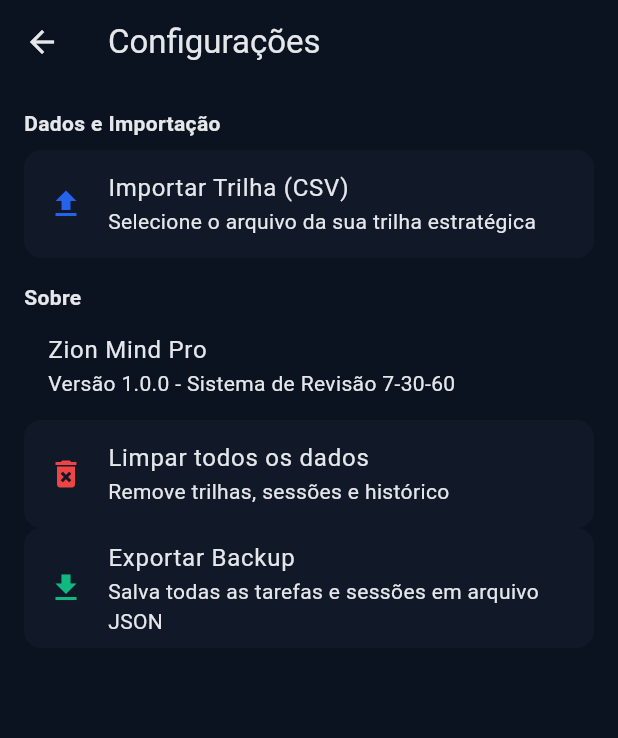
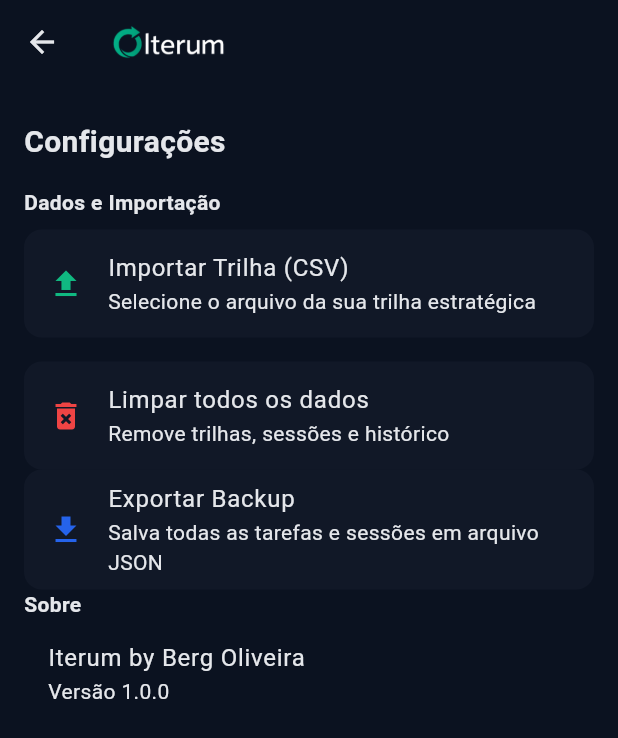
Before and after one commit to Eudberg/zion_mind_pro, a Flutter app: the screen it shows after launch, after a tap on the "settings" icon, on a phone screen of 412 x 824 dp. Shown: the top 738 px of the screen. Run offline on Flutter 3.47's test engine with Material 3 defaults, Android fonts, the phone set to English and light mode, and no system bars; our stand-ins replace csv, file_picker, percent_indicator, shared_preferences, sqflite; accounts and stored records are empty.

Commit message:
logo e nome adicionados

```diff
--- a/lib/main.dart
+++ b/lib/main.dart
@@ -1,5 +1,6 @@
 import 'package:flutter/material.dart';
 import 'package:provider/provider.dart';
+
 import 'screens/tela_inicial.dart';
 import 'controllers/trilha_controller.dart';
 import 'controllers/estudo_controller.dart';
@@ -9,10 +10,7 @@
   runApp(
     MultiProvider(
       providers: [
-        // Provedor do controlador antigo
         ChangeNotifierProvider(create: (_) => EstudoController()),
-
-        // Provedor central da Trilha Estratégica (Lógica)
         ChangeNotifierProvider(create: (_) => TrilhaController()),
       ],
       child: const MyApp(),
@@ -26,10 +24,9 @@
   @override
   Widget build(BuildContext context) {
     return MaterialApp(
-      title: 'Zion Mind Pro',
+      title: 'Iterum',
       debugShowCheckedModeBanner: false,
       theme: AppTheme.midnightBlueEmerald,
-      // Apontando corretamente para a classe de interface (UI)
       home: const TelaInicial(),
     );
   }
--- a/lib/screens/tela_configuracoes.dart
+++ b/lib/screens/tela_configuracoes.dart
@@ -1,8 +1,12 @@
 import 'package:flutter/material.dart';
 import 'package:provider/provider.dart';
 import 'package:file_picker/file_picker.dart';
+
 import '../controllers/trilha_controller.dart';
 import '../services/backup_service.dart';
+
+// NOVO:
+import '../widgets/iterum_title.dart';
 
 class TelaConfiguracoes extends StatelessWidget {
   const TelaConfiguracoes({super.key});
@@ -10,13 +14,29 @@
   @override
   Widget build(BuildContext context) {
     return Scaffold(
-      appBar: AppBar(title: const Text("Configurações")),
+      appBar: AppBar(
+        title: Image.asset(
+          'assets/branding/iterum_logo.png',
+          height: 28,
+          fit: BoxFit.contain,
+        ),
+      ),
       body: ListView(
         padding: const EdgeInsets.all(16),
         children: [
+          const SizedBox(height: 8),
+          const Text(
+            "Configurações",
+            style: TextStyle(fontSize: 20, fontWeight: FontWeight.bold),
+          ),
+          const SizedBox(height: 16),
+
           Text(
             "Dados e Importação",
-            style: TextStyle(color: Theme.of(context).colorScheme.onSurfaceVariant, fontWeight: FontWeight.bold),
+            style: TextStyle(
+              color: Theme.of(context).colorScheme.onSurfaceVariant,
+              fontWeight: FontWeight.bold,
+            ),
           ),
           const SizedBox(height: 8),
           ListTile(
@@ -24,7 +44,10 @@
             shape: RoundedRectangleBorder(
               borderRadius: BorderRadius.circular(12),
             ),
-            leading: Icon(Icons.file_upload, color: Theme.of(context).colorScheme.primary),
+            leading: Icon(
+              Icons.file_upload,
+              color: Theme.of(context).colorScheme.primary,
+            ),
             title: const Text("Importar Trilha (CSV)"),
             subtitle: const Text(
               "Selecione o arquivo da sua trilha estratégica",
@@ -54,20 +77,18 @@
             },
           ),
           const SizedBox(height: 16),
-          Text(
-            "Sobre",
-            style: TextStyle(color: Theme.of(context).colorScheme.onSurfaceVariant, fontWeight: FontWeight.bold),
-          ),
-          const ListTile(
-            title: Text("Zion Mind Pro"),
-            subtitle: Text("Versão 1.0.0 - Sistema de Revisão 7-30-60"),
-          ),
+
+
+
           ListTile(
             tileColor: Theme.of(context).colorScheme.surface,
             shape: RoundedRectangleBorder(
               borderRadius: BorderRadius.circular(12),
             ),
-            leading: Icon(Icons.delete_forever, color: Theme.of(context).colorScheme.error),
+            leading: Icon(
+              Icons.delete_forever,
+              color: Theme.of(context).colorScheme.error,
+            ),
             title: const Text("Limpar todos os dados"),
             subtitle: const Text("Remove trilhas, sessões e histórico"),
             onTap: () async {
@@ -102,12 +123,16 @@
               }
             },
           ),
+
           ListTile(
             tileColor: Theme.of(context).colorScheme.surface,
             shape: RoundedRectangleBorder(
               borderRadius: BorderRadius.circular(12),
             ),
-            leading: Icon(Icons.download, color: Theme.of(context).colorScheme.secondary),
+            leading: Icon(
+              Icons.download,
+              color: Theme.of(context).colorScheme.secondary,
+            ),
             title: const Text("Exportar Backup"),
             subtitle: const Text(
               "Salva todas as tarefas e sessões em arquivo JSON",
@@ -123,6 +148,17 @@
               }
             },
           ),
+          Text(
+            "Sobre",
+            style: TextStyle(
+              color: Theme.of(context).colorScheme.onSurfaceVariant,
+              fontWeight: FontWeight.bold,
+            ),
+          ),
+          const ListTile(
+            title: Text("Iterum by Berg Oliveira"),
+            subtitle: Text("Versão 1.0.0"),
+          ),
         ],
       ),
     );
--- a/lib/screens/tela_estatisticas.dart
+++ b/lib/screens/tela_estatisticas.dart
@@ -16,193 +16,106 @@
 
   @override
   Widget build(BuildContext context) {
-    return Scaffold(
-      body: Consumer<TrilhaController>(
+    return Consumer<TrilhaController>(
       builder: (context, controller, _) {
         final metricas = controller.metricasPorMateriaPeriodo(
           _periodoSelecionado,
         );
 
         return ListView(
-            padding: const EdgeInsets.all(20),
+          padding: const EdgeInsets.fromLTRB(16, 16, 16, 24),
           children: [
-              const _IterumLogotypeCard(),
-              const SizedBox(height: 20),
-              ToggleButtons(
-                isSelected: [
-                  _periodoSelecionado == PeriodoMetrica.hoje,
-                  _periodoSelecionado == PeriodoMetrica.semana,
-                  _periodoSelecionado == PeriodoMetrica.mes,
-                  _periodoSelecionado == PeriodoMetrica.total,
-                ],
-                onPressed: (index) {
-                  setState(() {
-                    _periodoSelecionado = PeriodoMetrica.values[index];
-                  });
-                },
-                children: const [
-                  Padding(
-                    padding: EdgeInsets.symmetric(horizontal: 10),
-                    child: Text('Hoje'),
-                  ),
-                  Padding(
-                    padding: EdgeInsets.symmetric(horizontal: 10),
-                    child: Text('Semana'),
-                  ),
-                  Padding(
-                    padding: EdgeInsets.symmetric(horizontal: 10),
-                    child: Text('Mês'),
-                  ),
-                  Padding(
-                    padding: EdgeInsets.symmetric(horizontal: 10),
-                    child: Text('Total'),
-                  ),
-                ],
+            _PeriodoSegmented(
+              value: _periodoSelecionado,
+              onChanged: (novo) => setState(() => _periodoSelecionado = novo),
             ),
             const SizedBox(height: 20),
+
             if (metricas.isEmpty)
-                Center(
+              Padding(
+                padding: const EdgeInsets.only(top: 32),
+                child: Center(
                   child: Text(
-                    'Nenhum dado para exibir neste perÃ­odo.',
+                    'Nenhum dado para exibir neste período.',
                     textAlign: TextAlign.center,
                     style: TextStyle(
                       color: Theme.of(context).colorScheme.onSurfaceVariant,
                     ),
                   ),
+                ),
               )
 else ...[
-                Text(
-                  'Tempo Estudado (min)',
-                  style: TextStyle(
-                    color: Theme.of(context).colorScheme.onSurface,
-                    fontSize: 18,
-                    fontWeight: FontWeight.bold,
+              _TempoExpansionCard(
+                metricas: metricas,
+                initiallyExpanded: _periodoSelecionado != PeriodoMetrica.total,
               ),
+              const SizedBox(height: 12),
+              _DesempenhoExpansionCard(
+                metricas: metricas,
+                initiallyExpanded: _periodoSelecionado != PeriodoMetrica.total,
               ),
-                const SizedBox(height: 20),
-                ...metricas.entries.map(
-                  (e) => _MateriaProgressoCard(
-                    nome: e.key,
-                    progresso: e.value['progresso'] ?? 0.0,
-                    minRealizado: (e.value['minutosRealizados'] ?? 0).toInt(),
-                    minTotal: (e.value['minutosPlanejados'] ?? 0).toInt(),
-                  ),
-                ),
-                const SizedBox(height: 30),
-                Text(
-                  'Desempenho (Questões)',
-                  style: TextStyle(
-                    color: Theme.of(context).colorScheme.onSurface,
-                    fontSize: 18,
-                    fontWeight: FontWeight.bold,
-                  ),
-                ),
-                const SizedBox(height: 20),
-                ...metricas.entries.map(
-                  (e) => _MateriaPrecisaoRow(
-                    nome: e.key,
-                    precisao: e.value['precisao'] ?? 0.0,
-                  ),
-                ),
-              ],
+            ]
           ],
         );
       },
-      ),
     );
   }
 }
 
-class _IterumLogotypeCard extends StatelessWidget {
-  const _IterumLogotypeCard();
+/// Segmented control premium (Material 3), usando Theme.
+/// Primary = emerald (selecionado).
+class _PeriodoSegmented extends StatelessWidget {
+  final PeriodoMetrica value;
+  final ValueChanged<PeriodoMetrica> onChanged;
+
+  const _PeriodoSegmented({required this.value, required this.onChanged});
 
   @override
   Widget build(BuildContext context) {
+    final cs = Theme.of(context).colorScheme;
+
     return Container(
-      padding: const EdgeInsets.symmetric(horizontal: 20, vertical: 18),
+      padding: const EdgeInsets.all(6),
       decoration: BoxDecoration(
-        color: const Color(0xFF0B1530),
+        color: cs.surface.withOpacity(0.9),
         borderRadius: BorderRadius.circular(16),
+        border: Border.all(color: cs.onSurface.withOpacity(0.10)),
       ),
-      child: const FittedBox(
-        fit: BoxFit.scaleDown,
-        alignment: Alignment.centerLeft,
-        child: Row(
-          mainAxisSize: MainAxisSize.min,
-          children: [
-            SizedBox(
-              width: 42,
-              height: 42,
-              child: CustomPaint(
-                painter: _IterumCircularIArrowPainter(),
+      child: SegmentedButton<PeriodoMetrica>(
+        segments: const [
+          ButtonSegment(value: PeriodoMetrica.hoje, label: Text('Hoje')),
+          ButtonSegment(value: PeriodoMetrica.semana, label: Text('Semana')),
+          ButtonSegment(value: PeriodoMetrica.mes, label: Text('Mês')),
+          ButtonSegment(value: PeriodoMetrica.total, label: Text('Total')),
+        ],
+        selected: {value},
+        onSelectionChanged: (set) => onChanged(set.first),
+        showSelectedIcon: false,
+        style: ButtonStyle(
+          backgroundColor: WidgetStateProperty.resolveWith((states) {
+            if (states.contains(WidgetState.selected))
+              return cs.primary; // emerald
+            return Colors.transparent;
+          }),
+          foregroundColor: WidgetStateProperty.resolveWith((states) {
+            if (states.contains(WidgetState.selected))
+              return cs.onPrimary; // branco
+            return cs.onSurfaceVariant;
+          }),
+          side: WidgetStateProperty.all(BorderSide.none),
+          shape: WidgetStateProperty.all(
+            RoundedRectangleBorder(borderRadius: BorderRadius.circular(14)),
           ),
+          padding: WidgetStateProperty.all(
+            const EdgeInsets.symmetric(horizontal: 12, vertical: 12),
           ),
-            SizedBox(width: 10),
-            Text(
-              'terum',
-              style: TextStyle(
-                color: Colors.white,
-                fontSize: 34,
-                fontWeight: FontWeight.w600,
-                letterSpacing: 0.2,
-                fontFamily: 'Montserrat',
+          textStyle: WidgetStateProperty.all(
+            const TextStyle(fontWeight: FontWeight.w700),
           ),
-            ),
-          ],
         ),
       ),
     );
   }
-}
-
-class _IterumCircularIArrowPainter extends CustomPainter {
-  const _IterumCircularIArrowPainter();
-
-  @override
-  void paint(Canvas canvas, Size size) {
-    const emerald = Color(0xFF10B981);
-    final center = Offset(size.width / 2, size.height / 2);
-    final radius = size.width * 0.34;
-    final strokeWidth = size.width * 0.14;
-    final rect = Rect.fromCircle(center: center, radius: radius);
-    final ringPaint = Paint()
-      ..color = emerald
-      ..style = PaintingStyle.stroke
-      ..strokeWidth = strokeWidth
-      ..strokeCap = StrokeCap.round;
-
-    canvas.drawArc(rect, 0.55, 4.95, false, ringPaint);
-
-    final arrowBase = Offset(
-      center.dx + radius * 0.94,
-      center.dy + radius * 0.28,
-    );
-    final arrowPath = Path()
-      ..moveTo(arrowBase.dx, arrowBase.dy)
-      ..lineTo(arrowBase.dx - size.width * 0.16, arrowBase.dy - size.width * 0.04)
-      ..lineTo(arrowBase.dx - size.width * 0.05, arrowBase.dy - size.width * 0.15)
-      ..close();
-    canvas.drawPath(
-      arrowPath,
-      Paint()..color = emerald,
-    );
-
-    final stemPaint = Paint()
-      ..color = emerald
-      ..style = PaintingStyle.fill;
-    final stemRect = RRect.fromRectAndRadius(
-      Rect.fromCenter(
-        center: center,
-        width: size.width * 0.16,
-        height: size.height * 0.62,
-      ),
-      Radius.circular(size.width * 0.08),
-    );
-    canvas.drawRRect(stemRect, stemPaint);
-  }
-
-  @override
-  bool shouldRepaint(covariant CustomPainter oldDelegate) => false;
 }
 
 class _MateriaProgressoCard extends StatelessWidget {
@@ -220,48 +133,50 @@
 
   @override
   Widget build(BuildContext context) {
+    final cs = Theme.of(context).colorScheme;
+
     return Padding(
-      padding: const EdgeInsets.only(bottom: 20),
+      padding: const EdgeInsets.only(bottom: 18),
       child: Column(
         crossAxisAlignment: CrossAxisAlignment.start,
         children: [
           Row(
-            mainAxisAlignment: MainAxisAlignment.spaceBetween,
             children: [
-              Text(
+              Expanded(
+                child: Text(
                   nome,
+                  overflow: TextOverflow.ellipsis,
                   style: TextStyle(
-                  color: Theme.of(context).colorScheme.onSurfaceVariant,
+                    color: cs.onSurfaceVariant,
                     fontSize: 13,
                     fontWeight: FontWeight.bold,
                   ),
                 ),
+              ),
+              const SizedBox(width: 10),
               Text(
                 '${(progresso * 100).toStringAsFixed(1)}%',
                 style: TextStyle(
-                  color: Theme.of(context).colorScheme.primary,
+                  color: cs.primary, // emerald (tema)
                   fontWeight: FontWeight.bold,
                 ),
               ),
             ],
           ),
           const SizedBox(height: 8),
-          LinearProgressIndicator(
+          ClipRRect(
+            borderRadius: BorderRadius.circular(99),
+            child: LinearProgressIndicator(
               value: progresso.clamp(0.0, 1.0),
-            backgroundColor: Theme.of(context)
-                .colorScheme
-                .onSurface
-                .withOpacity(0.1),
-            color: Theme.of(context).colorScheme.primary,
-            minHeight: 8,
+              backgroundColor: cs.onSurface.withOpacity(0.10),
+              color: cs.primary,
+              minHeight: 10,
             ),
-          const SizedBox(height: 4),
+          ),
+          const SizedBox(height: 6),
           Text(
             '$minRealizado min de $minTotal min previstos',
-            style: TextStyle(
-              color: Theme.of(context).colorScheme.onSurfaceVariant,
-              fontSize: 11,
-            ),
+            style: TextStyle(color: cs.onSurfaceVariant, fontSize: 11),
           ),
         ],
       ),
@@ -277,30 +192,167 @@
 
   @override
   Widget build(BuildContext context) {
+    final cs = Theme.of(context).colorScheme;
     final pct = (precisao * 100).toStringAsFixed(0);
+
+    // Se você adotou primary=emerald, secondary=blue:
+    // - bom: emerald (primary)
+    // - ruim: warning
+    final cor = precisao >= 0.70 ? cs.primary : const Color(0xFFF59E0B);
+
     return Padding(
       padding: const EdgeInsets.only(bottom: 12),
       child: Row(
-        mainAxisAlignment: MainAxisAlignment.spaceBetween,
         children: [
-          Text(
+          Expanded(
+            child: Text(
               nome,
-            style: TextStyle(
-              color: Theme.of(context).colorScheme.onSurfaceVariant,
-              fontSize: 13,
+              overflow: TextOverflow.ellipsis,
+              style: TextStyle(color: cs.onSurfaceVariant, fontSize: 13),
             ),
           ),
+          const SizedBox(width: 10),
           Text(
             '$pct%',
-            style: TextStyle(
-              color: precisao > 0.7
-                  ? Theme.of(context).colorScheme.secondary
-                  : const Color(0xFFF59E0B),
-              fontWeight: FontWeight.bold,
-            ),
+            style: TextStyle(color: cor, fontWeight: FontWeight.bold),
           ),
         ],
       ),
     );
   }
 }
+class _TempoExpansionCard extends StatelessWidget {
+final Map<String, Map<String, dynamic>> metricas;
+  final bool initiallyExpanded;
+
+  const _TempoExpansionCard({
+    required this.metricas,
+    required this.initiallyExpanded,
+  });
+
+  @override
+  Widget build(BuildContext context) {
+    final cs = Theme.of(context).colorScheme;
+
+    int totalMin = 0;
+    String? topMateria;
+    int topMin = -1;
+
+    for (final e in metricas.entries) {
+      final num minNum = (e.value['minutosRealizados'] ?? 0) as num;
+      final int min = minNum.toInt();
+
+      totalMin += min;
+
+      if (min > topMin) {
+        topMin = min;
+        topMateria = e.key;
+      }
+    }
+
+
+    return Card(
+      child: Theme(
+        // remove divisores feios do ExpansionTile
+        data: Theme.of(context).copyWith(dividerColor: Colors.transparent),
+        child: ExpansionTile(
+          initiallyExpanded: initiallyExpanded,
+          tilePadding: const EdgeInsets.symmetric(horizontal: 16, vertical: 6),
+          childrenPadding: const EdgeInsets.fromLTRB(16, 0, 16, 16),
+          title: const Text(
+            'Tempo estudado',
+            style: TextStyle(fontWeight: FontWeight.w800),
+          ),
+          subtitle: Text(
+            topMateria == null
+                ? '$totalMin min no período'
+                : '$totalMin min • Top: $topMateria ($topMin min)',
+            style: TextStyle(color: cs.onSurfaceVariant),
+            maxLines: 1,
+            overflow: TextOverflow.ellipsis,
+          ),
+          trailing: Icon(Icons.expand_more, color: cs.onSurfaceVariant),
+          children: [
+            const SizedBox(height: 6),
+            ...metricas.entries.map(
+              (e) => _MateriaProgressoCard(
+                nome: e.key,
+                progresso: (e.value['progresso'] ?? 0.0) as double,
+                minRealizado: (e.value['minutosRealizados'] ?? 0).toInt(),
+                minTotal: (e.value['minutosPlanejados'] ?? 0).toInt(),
+              ),
+            ),
+          ],
+        ),
+      ),
+    );
+  }
+}
+
+class _DesempenhoExpansionCard extends StatelessWidget {
+final Map<String, Map<String, dynamic>> metricas;
+  final bool initiallyExpanded;
+
+  const _DesempenhoExpansionCard({
+    required this.metricas,
+    required this.initiallyExpanded,
+  });
+
+  @override
+  Widget build(BuildContext context) {
+    final cs = Theme.of(context).colorScheme;
+
+    double soma = 0.0;
+    int count = 0;
+
+    String? topMateria;
+    double topPrec = -1;
+
+    for (final e in metricas.entries) {
+      final p = (e.value['precisao'] ?? 0.0) as double;
+      soma += p;
+      count += 1;
+      if (p > topPrec) {
+        topPrec = p;
+        topMateria = e.key;
+      }
+    }
+
+    final media = count == 0 ? 0.0 : soma / count;
+    final mediaPct = (media * 100).toStringAsFixed(0);
+    final topPct = topPrec < 0 ? '0' : (topPrec * 100).toStringAsFixed(0);
+
+    return Card(
+      child: Theme(
+        data: Theme.of(context).copyWith(dividerColor: Colors.transparent),
+        child: ExpansionTile(
+          initiallyExpanded: initiallyExpanded,
+          tilePadding: const EdgeInsets.symmetric(horizontal: 16, vertical: 6),
+          childrenPadding: const EdgeInsets.fromLTRB(16, 0, 16, 16),
+          title: const Text(
+            'Desempenho',
+            style: TextStyle(fontWeight: FontWeight.w800),
+          ),
+          subtitle: Text(
+            topMateria == null
+                ? 'Média: $mediaPct%'
+                : 'Média: $mediaPct% • Top: $topMateria ($topPct%)',
+            style: TextStyle(color: cs.onSurfaceVariant),
+            maxLines: 1,
+            overflow: TextOverflow.ellipsis,
+          ),
+          trailing: Icon(Icons.expand_more, color: cs.onSurfaceVariant),
+          children: [
+            const SizedBox(height: 6),
+            ...metricas.entries.map(
+              (e) => _MateriaPrecisaoRow(
+                nome: e.key,
+                precisao: (e.value['precisao'] ?? 0.0) as double,
+              ),
+            ),
+          ],
+        ),
+      ),
+    );
+  }
+}
--- a/lib/screens/tela_inicial.dart
+++ b/lib/screens/tela_inicial.dart
@@ -1,9 +1,13 @@
 import 'package:flutter/material.dart';
+
 import 'tela_inicio.dart';
 import 'tela_trilha.dart';
 import 'tela_revisoes.dart';
 import 'tela_estatisticas.dart';
 import 'tela_configuracoes.dart';
+
+// NOVO:
+import '../widgets/iterum_title.dart';
 
 // CORREÇÃO: A classe agora se chama TelaInicial para não conflitar com o TrilhaController
 class TelaInicial extends StatefulWidget {
@@ -36,12 +40,10 @@
       appBar: AppBar(
         elevation: 0,
         centerTitle: false,
-        title: const Text(
-          'Zion Mind Pro',
-          style: TextStyle(
-            fontWeight: FontWeight.bold,
-            letterSpacing: 0.5,
-          ),
+title: Image.asset(
+          'assets/branding/iterum_logo.png',
+          height: 28,
+          fit: BoxFit.contain,
         ),
         actions: [
           // Botão de Engrenagem para acessar Importação e Configurações
--- a/lib/theme/app_theme.dart
+++ b/lib/theme/app_theme.dart
@@ -4,10 +4,14 @@
   static const Color background = Color(0xFF0B1220);
   static const Color surface = Color(0xFF111827);
   static const Color surface2 = Color(0xFF1F2937);
-  static const Color primary = Color(0xFF2563EB);
-  static const Color secondary = Color(0xFF10B981);
+
+  // ✅ Agora o destaque principal do app é emerald (Iterum)
+  static const Color primary = Color(0xFF10B981); // emerald
+  static const Color secondary = Color(0xFF2563EB); // blue (suporte)
+
   static const Color error = Color(0xFFEF4444);
   static const Color warning = Color(0xFFF59E0B);
+
   static const Color textPrimary = Color(0xFFE5E7EB);
   static const Color textSecondary = Color(0xFF9CA3AF);
   static const Color divider = Color(0xFF334155);
@@ -22,62 +26,74 @@
       secondary: secondary,
       surface: surface,
       error: error,
-      onPrimary: textPrimary,
-      onSecondary: background,
+      onPrimary: Colors.white,
+      onSecondary: textPrimary,
       onSurface: textPrimary,
       onError: textPrimary,
       outline: divider,
     ),
+
     appBarTheme: const AppBarTheme(
       backgroundColor: background,
       foregroundColor: textPrimary,
       iconTheme: IconThemeData(color: textPrimary),
       actionsIconTheme: IconThemeData(color: textPrimary),
+      elevation: 0,
     ),
+
     cardTheme: const CardThemeData(
       color: surface,
       shadowColor: Color(0x33000000),
       elevation: 2,
     ),
+
     dialogTheme: const DialogThemeData(
       backgroundColor: surface,
       titleTextStyle: TextStyle(color: textPrimary, fontSize: 20),
       contentTextStyle: TextStyle(color: textPrimary),
     ),
+
     snackBarTheme: const SnackBarThemeData(
       backgroundColor: surface,
       contentTextStyle: TextStyle(color: textPrimary),
-      actionTextColor: secondary,
+      actionTextColor: primary,
     ),
+
     elevatedButtonTheme: ElevatedButtonThemeData(
       style: ElevatedButton.styleFrom(
         backgroundColor: primary,
-        foregroundColor: textPrimary,
+        foregroundColor: Colors.white,
       ),
     ),
+
     textButtonTheme: TextButtonThemeData(
       style: TextButton.styleFrom(foregroundColor: primary),
     ),
+
     outlinedButtonTheme: OutlinedButtonThemeData(
       style: OutlinedButton.styleFrom(
         foregroundColor: textPrimary,
         side: const BorderSide(color: divider),
       ),
     ),
+
     floatingActionButtonTheme: const FloatingActionButtonThemeData(
       backgroundColor: primary,
-      foregroundColor: textPrimary,
+      foregroundColor: Colors.white,
     ),
+
+    // ✅ Se você ainda usar ToggleButtons em alguma tela, agora fica emerald
     toggleButtonsTheme: ToggleButtonsThemeData(
       color: textSecondary,
-      selectedColor: textPrimary,
-      fillColor: primary.withOpacity(0.25),
+      selectedColor: Colors.white,
+      fillColor: primary, // emerald
       borderColor: divider,
       selectedBorderColor: primary,
     ),
+
     bottomNavigationBarTheme: const BottomNavigationBarThemeData(
       backgroundColor: surface,
-      selectedItemColor: primary,
+      selectedItemColor: primary, // emerald
       unselectedItemColor: textSecondary,
     ),
   );
```
Also changed, not shown: lib/widgets/iterum_title.dart (added, +25 -0 lines), pubspec.yaml (+18 -77 lines), assets/branding/app_icon.png (added), assets/branding/iterum_logo.png (added), pubspec.lock, 39 other files. Lines whose indentation alone changed are shown as unchanged.
